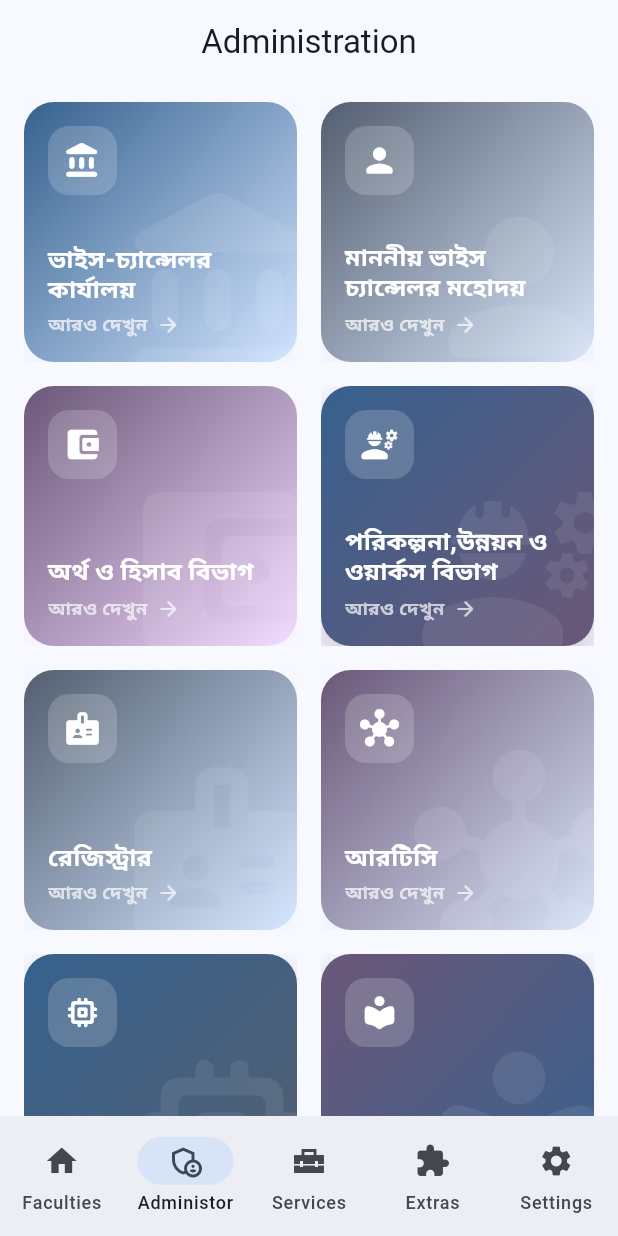
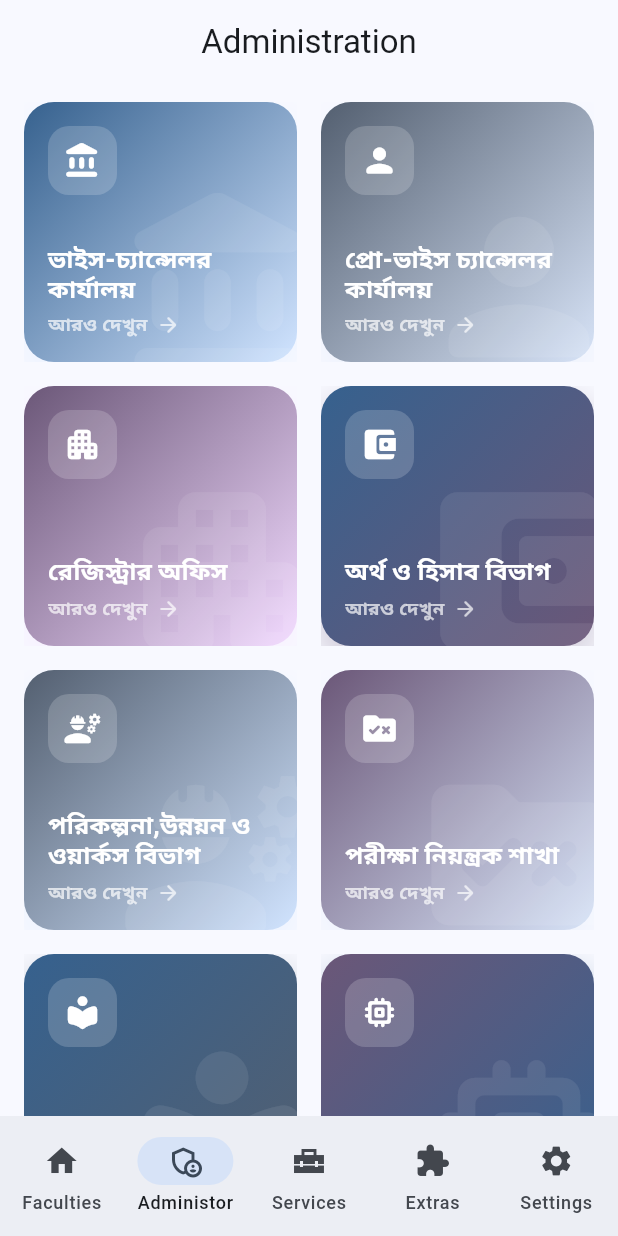
Before and after one commit to SharafatKarim/pstu-diary, a Flutter app: the screen it shows after launch, item 2 of the bottom bar chosen, on a phone screen of 412 x 824 dp. Run offline on Flutter 3.47's test engine with Material 3 defaults, Android fonts, the phone set to English and light mode, and no system bars; our stand-ins replace flutter_dotenv, go_router, shared_preferences, supabase_flutter; missing offline and left inert: pluto_grid, supabase_auth_ui; accounts and stored records are empty.

Commit message:
admin-page-migration-4 (services all ok)

```diff
--- a/lib/pages/administor.dart
+++ b/lib/pages/administor.dart
@@ -19,7 +19,14 @@ class _AdministorState extends State<Administor> {
         'title': 'ভাইস-চ্যান্সেলর কার্যালয়',
         'icon': Icons.account_balance_rounded,
       },
-      {'title': 'মাননীয় ভাইস চ্যান্সেলর মহোদয়', 'icon': Icons.person_rounded},
+      {
+        'title': 'প্রো-ভাইস চ্যান্সেলর কার্যালয়',
+        'icon': Icons.person_rounded,
+      },
+      {
+        'title': 'রেজিস্ট্রার অফিস',
+        'icon': Icons.apartment_rounded,
+      },
       {
         'title': 'অর্থ ও হিসাব বিভাগ',
         'icon': Icons.account_balance_wallet_rounded,
@@ -28,16 +35,38 @@ class _AdministorState extends State<Administor> {
         'title': 'পরিকল্পনা,উন্নয়ন ও ওয়ার্কস বিভাগ',
         'icon': Icons.engineering_rounded,
       },
-      {'title': 'রেজিস্ট্রার', 'icon': Icons.badge_rounded},
-      {'title': 'আরটিসি', 'icon': Icons.hub_rounded},
-      {'title': 'আইসিটি সেল', 'icon': Icons.memory_rounded},
-      {'title': 'কেন্দ্রীয় গ্রন্থাগার', 'icon': Icons.local_library_rounded},
-      {'title': 'প্রকৌশল বিভাগ', 'icon': Icons.handyman_rounded},
-      {'title': 'রেজিস্ট্রার অফিস', 'icon': Icons.apartment_rounded},
-      {'title': 'পরীক্ষা নিয়ন্ত্রক শাখা', 'icon': Icons.rule_folder_rounded},
-      {'title': 'আইকিউএসি', 'icon': Icons.verified_rounded},
-      {'title': 'কেন্দ্রীয় গবেষনাগার', 'icon': Icons.science_rounded},
-      {'title': 'কৃষি খামার', 'icon': Icons.agriculture_rounded},
+      {
+        'title': 'পরীক্ষা নিয়ন্ত্রক শাখা',
+        'icon': Icons.rule_folder_rounded,
+      },
+      {
+        'title': 'কেন্দ্রীয় গ্রন্থাগার',
+        'icon': Icons.local_library_rounded,
+      },
+      {
+        'title': 'আইসিটি সেল',
+        'icon': Icons.memory_rounded,
+      },
+      {
+        'title': 'প্রকৌশল বিভাগ',
+        'icon': Icons.handyman_rounded,
+      },
+      {
+        'title': 'আইটি সেন্টার',
+        'icon': Icons.computer_rounded,
+      },
+      {
+        'title': 'ট্রেজারার',
+        'icon': Icons.payments_rounded,
+      },
+      {
+        'title': 'কেন্দ্রীয় গবেষনাগার',
+        'icon': Icons.science_rounded,
+      },
+      {
+        'title': 'কৃষি খামার',
+        'icon': Icons.agriculture_rounded,
+      },
     ];
 
     final palettes = [
--- a/lib/pages/services.dart
+++ b/lib/pages/services.dart
@@ -16,15 +16,15 @@ class _ServicesState extends State<Services> {
 
     final services = [
       {'title': 'সাধারন সেবা', 'icon': Icons.miscellaneous_services_rounded},
+      {'title': 'জরুরী সেবা', 'icon': Icons.sos_rounded},
+      {'title': 'হল সমূহ', 'icon': Icons.apartment_rounded},
+      {'title': 'পরিবহন', 'icon': Icons.directions_bus_filled_rounded},
+      {'title': 'মসজিদ সমূহ', 'icon': Icons.place_rounded},
       {'title': 'ইনোভেশন ডেসিমিনেশন সেন্টার', 'icon': Icons.lightbulb_rounded},
+      {'title': 'লিগ্যাল এডভাইজরি শাখা', 'icon': Icons.gavel_rounded},
+      {'title': 'অধিকতর উন্নয়ন প্রকল্প', 'icon': Icons.engineering_rounded},
+      {'title': 'ক্লাব সমূহ', 'icon': Icons.groups_rounded},
       {'title': 'অন্যান্য', 'icon': Icons.more_horiz_rounded},
-      {'title': 'লিগ্যাল এডভাইজরি শাখা', 'icon': Icons.gavel_rounded},
-      {'title': 'জরুরী সেবা', 'icon': Icons.sos_rounded},
-      {'title': 'পরিবহন', 'icon': Icons.directions_bus_filled_rounded},
-      {'title': 'ক্লাব সমূহ', 'icon': Icons.groups_rounded},
-      {'title': 'মসজিদ সমূহ', 'icon': Icons.place_rounded},
-      {'title': 'অধিকতর উন্নয়ন প্রকল্প', 'icon': Icons.engineering_rounded},
-      {'title': 'হল সমূহ', 'icon': Icons.apartment_rounded},
     ];
 
     final palettes = [
```
